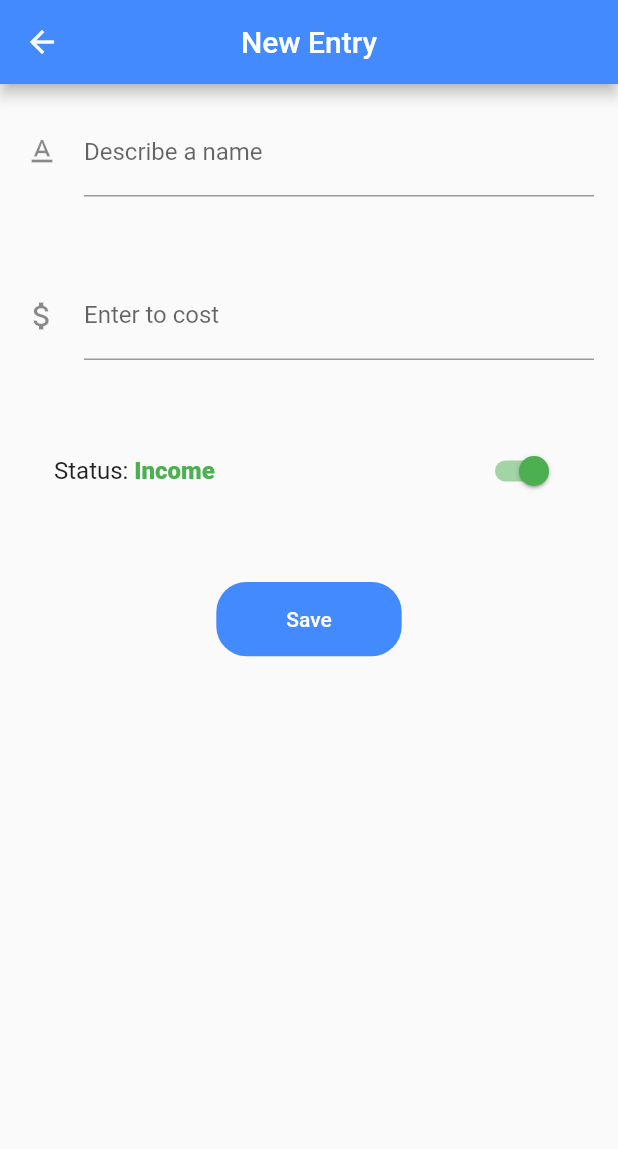
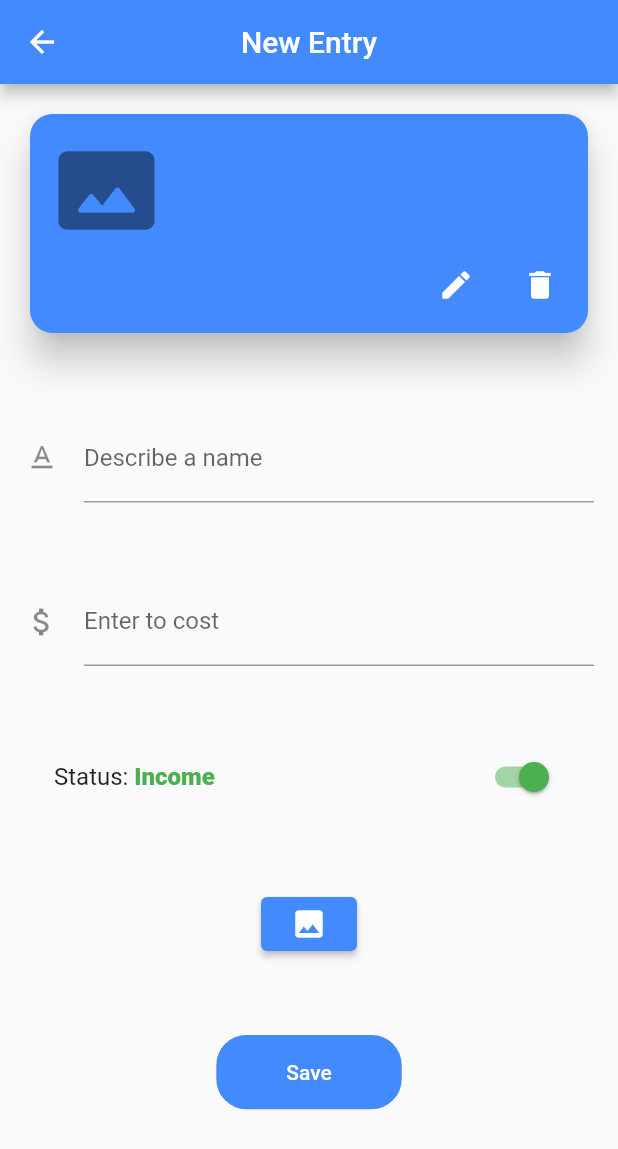
Before and after one commit to akturanilyas/money-manager, a Flutter app: the NewEntryPage screen opened by its route, on a phone screen of 412 x 824 dp. Shown: the top 1149 px of the screen. Run offline on Flutter 3.47's test engine with Material 2 defaults, Android fonts, the phone set to English and light mode, and no system bars; our stand-ins replace bloc, cloud_firestore, equatable, firebase_core, flutter_bloc, image_picker and 1 more; accounts and stored records are empty.

```diff
--- a/lib/screens/new_entry_screen.dart
+++ b/lib/screens/new_entry_screen.dart
@@ -1,8 +1,11 @@
+import 'dart:io';
+
 import 'package:bloctest/bloc/firestore/firestore_bloc.dart';
 import 'package:bloctest/constants/theme.dart';
 import 'package:bloctest/widget/labeled_switch.dart';
 import 'package:cloud_firestore/cloud_firestore.dart';
 import 'package:flutter/material.dart';
+import 'package:image_picker/image_picker.dart';
 import 'package:provider/src/provider.dart';
 
 class NewEntryPage extends StatefulWidget {
@@ -17,18 +20,10 @@ class _NewEntryPageState extends State<NewEntryPage> {
   final TextEditingController nameController = TextEditingController();
   final TextEditingController valueController = TextEditingController();
 
+  late File _image;
+  final picker = ImagePicker();
+  bool _isImageSelected = false;
   bool _isSelected = true;
-
-  setDataToFirestore() {
-    final firestoreInstance = FirebaseFirestore.instance;
-    firestoreInstance.collection("users").doc('1').collection("transfers").add(
-      {
-        "cost": 23,
-        "name": "new spend",
-        "type": false,
-      },
-    );
-  }
 
   @override
   Widget build(BuildContext context) {
@@ -39,7 +34,7 @@ class _NewEntryPageState extends State<NewEntryPage> {
         title: Text('New Entry'),
         centerTitle: true,
       ),
-      body: _fields(phoneSize, context),
+      body: SingleChildScrollView(child: _fields(phoneSize, context)),
     );
   }
 
@@ -51,6 +46,40 @@ class _NewEntryPageState extends State<NewEntryPage> {
           alignment: WrapAlignment.center,
           // mainAxisAlignment: MainAxisAlignment.spaceEvenly,
           children: [
+            Card(
+              shape: RoundedRectangleBorder(
+                borderRadius: BorderRadius.circular(15.0),
+              ),
+              color: _isSelected ? Colors.blueAccent : Colors.red,
+              elevation: 10,
+              child: Column(
+                mainAxisSize: MainAxisSize.min,
+                children: <Widget>[
+                  ListTile(
+                    minVerticalPadding: 20,
+                    // TODO! add there if else block and if true show picture
+                    leading:
+                        Icon(Icons.photo_size_select_actual_rounded, size: 70),
+                    title: Text(nameController.text,
+                        style: TextStyle(color: Colors.white, fontSize: 20)),
+                    subtitle: Text(valueController.value.text,
+                        style: TextStyle(color: Colors.white, fontSize: 16)),
+                  ),
+                  ButtonBar(
+                    children: <Widget>[
+                      IconButton(
+                        icon: Icon(Icons.edit, color: Colors.white),
+                        onPressed: () {},
+                      ),
+                      IconButton(
+                        icon: Icon(Icons.delete, color: Colors.white),
+                        onPressed: () {},
+                      ),
+                    ],
+                  ),
+                ],
+              ),
+            ),
             TextFormField(
               controller: nameController,
               decoration: InputDecoration(
@@ -77,6 +106,48 @@ class _NewEntryPageState extends State<NewEntryPage> {
                   _isSelected = newValue;
                 });
               },
+            ),
+            Center(
+              child: ElevatedButton(
+                onPressed: () {
+                  showDialog(
+                    context: context,
+                    builder: (BuildContext context) => AlertDialog(
+                      title: null,
+                      content: Container(
+                        height: 100,
+                        child: Column(
+                          children: [
+                            Container(
+                                width: 100,
+                                child: Image(
+                                  image: AssetImage("assets/images/food.png"),
+                                )),
+                            Container(
+                                width: phoneSize.width * 0.8,
+                                child: Text(
+                                  "Success",
+                                  style: TextStyle(
+                                    fontFamily: 'HelveticaNueue',
+                                    fontWeight: FontWeight.bold,
+                                    // fontSize: 16.sp,
+                                    // height: 1.5.h,
+                                  ),
+                                  textAlign: TextAlign.center,
+                                )),
+                          ],
+                        ),
+                      ),
+                    ),
+                  );
+                  // getImage();
+                },
+                child: Icon(Icons.image),
+                style: ButtonStyle(
+                  backgroundColor:
+                      MaterialStateProperty.all(ThemeConstants.primaryColor),
+                ),
+              ),
             ),
             TextButton(
               style: ButtonStyle(
@@ -108,9 +179,22 @@ class _NewEntryPageState extends State<NewEntryPage> {
                     status: _isSelected,
                     value: double.parse(valueController.text)));
               },
-          )
+            ),
           ],
-      ),
-    );
+        ));
+  }
+
+  Future<bool> getImage() async {
+    final pickedFile = await picker.pickImage(source: ImageSource.gallery);
+
+    if (pickedFile != null) {
+      setState(() {
+        _image = File(pickedFile.path);
+      });
+      return true;
+    } else {
+      print('No image selected.');
+      return false;
     }
   }
+}
```
Also changed, not shown: lib/constants/image_constants.dart (added, +8 -0 lines), lib/services/image_picker.dart (added, +18 -0 lines), pubspec.yaml (+7 -2 lines), assets/images/food.png (added), assets/images/home.png (added), assets/images/money.png (added), assets/images/pet.png (added), pubspec.lock. Lines whose indentation alone changed are shown as unchanged.
